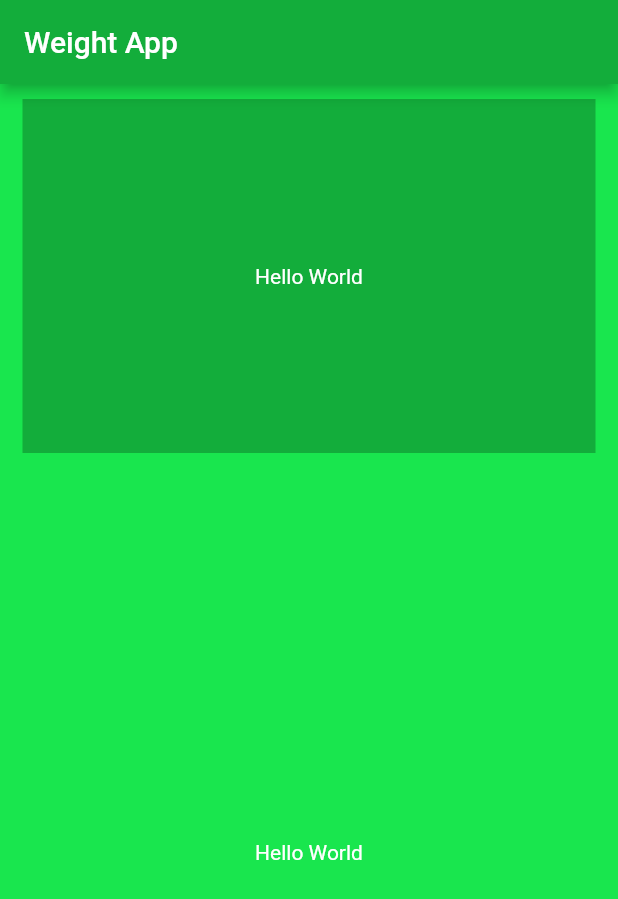
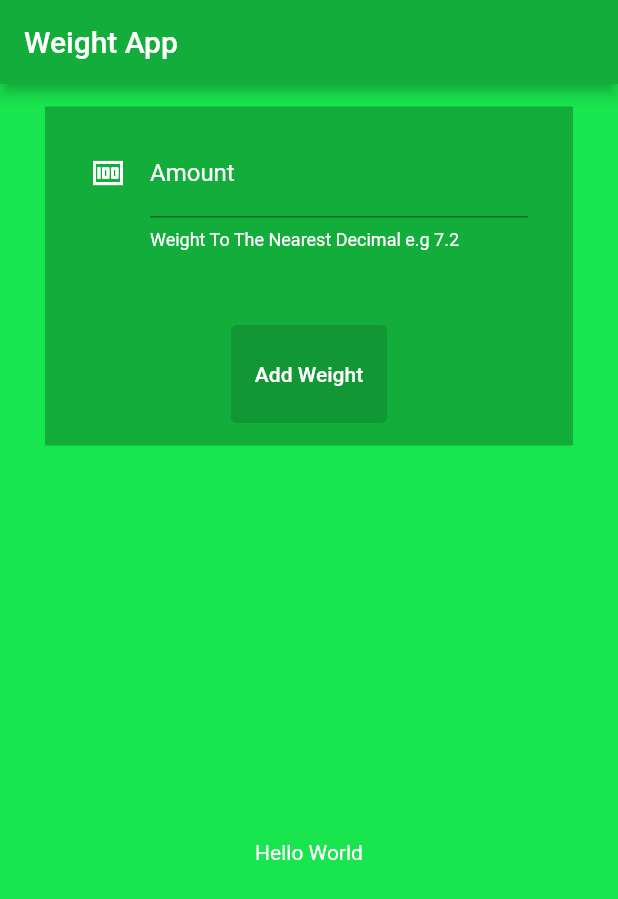
Before and after one commit to doshexchnage/flutter_nodejs_test, a Flutter app: the screen it shows after launch, on a phone screen of 412 x 824 dp. Shown: the top 899 px of the screen. Run offline on Flutter 3.47's test engine with Material 2 defaults, Android fonts, the phone set to English and light mode, and no system bars; our stand-ins replace bloc, equatable, flutter_bloc, formz.

Commit message:
Added network package to app, updated weight Model

```diff
--- a/weight_app/lib/bloc/user_weight/add weight/add_weight_event.dart
+++ b/weight_app/lib/bloc/user_weight/add weight/add_weight_event.dart
@@ -16,4 +16,7 @@ class WeightChanged extends AddWeightEvent {
   List<Object> get props => [weight];
 }
 
+
 class WeightUnfocused extends AddWeightEvent {}
+
+class FormSubmitted extends AddWeightEvent  {}
--- a/weight_app/lib/models/user_model.dart
+++ b/weight_app/lib/models/user_model.dart
@@ -9,9 +9,9 @@ class UserLogin {
   int? age;
 
   factory UserLogin.fromJson(Map<String, dynamic> json) => UserLogin(
-      userID: json["id"],
-      userName: json["firstname"],
-      age: json["lastname"]);
+      userID: json["userId"],
+      userName: json["userId"],
+      age: json["age"]);
 
   Map<String, dynamic> toJson() => {
         "userID": userID,
--- a/weight_app/lib/ui/home.dart
+++ b/weight_app/lib/ui/home.dart
@@ -1,7 +1,10 @@
 // ignore_for_file: prefer_const_constructors_in_immutables
 
 import 'package:flutter/material.dart';
+import 'package:flutter_bloc/flutter_bloc.dart';
+import 'package:weight_app/bloc/user_weight/add%20weight/add_weight_bloc.dart';
 import 'package:weight_app/models/constants.dart';
+import 'package:weight_app/ui/widgets/weight_form.dart';
 
 class HomePage extends StatefulWidget {
   HomePage({Key? key, required this.title}) : super(key: key);
@@ -27,13 +30,14 @@ class _HomePageState extends State<HomePage> {
                   flex: 1,
                   child: Container(
                     margin:
-                        EdgeInsets.symmetric(vertical: 10.0, horizontal: 15.0),
+                        EdgeInsets.symmetric(vertical: 15.0, horizontal: 30.0),
+                    padding:
+                        EdgeInsets.symmetric(vertical: 15.0, horizontal: 30.0),
                     width: double.infinity,
                     height: double.infinity,
-                    child: Center(
-                      child: Text('Hello World',
-                          style: TextStyle(color: primaryColor)),
-                    ),
+                    child: BlocProvider(
+                        create: (context) => AddWeightBloc(),
+                        child: AddWeightForm()),
                     color: secondaryColor,
                   )),
               Expanded(
--- a/weight_app/lib/ui/widgets/weight_form.dart
+++ b/weight_app/lib/ui/widgets/weight_form.dart
@@ -2,8 +2,9 @@
 
 import 'package:flutter/material.dart';
 import 'package:flutter_bloc/flutter_bloc.dart';
+import 'package:formz/formz.dart';
 import 'package:weight_app/bloc/user_weight/add%20weight/add_weight_bloc.dart';
-
+import 'package:weight_app/models/constants.dart';
 
 class AddWeightForm extends StatefulWidget {
   AddWeightForm({Key? key}) : super(key: key);
@@ -13,9 +14,31 @@ class AddWeightForm extends StatefulWidget {
 }
 
 class _AddWeightFormState extends State<AddWeightForm> {
+  final _weightFocusNode = FocusNode();
+
+  @override
+  void initState() {
+    super.initState();
+    _weightFocusNode.addListener(() {
+      if (!_weightFocusNode.hasFocus) {
+        context.read<AddWeightBloc>().add(WeightUnfocused());
+        // FocusScope.of(context).requestFocus(_ageFocusNode);
+      }
+    });
+  }
+
   @override
   Widget build(BuildContext context) {
-    return Container();
+    return Column(
+      mainAxisAlignment: MainAxisAlignment.center,
+      crossAxisAlignment: CrossAxisAlignment.center,
+      children: [
+        Expanded(
+            flex: 2,
+            child: WeightInput(key: widget.key, focusNode: _weightFocusNode)),
+        Expanded(flex: 1, child: SubmitButton(key: widget.key))
+      ],
+    );
   }
 }
 
@@ -24,21 +47,18 @@ class WeightInput extends StatelessWidget {
 
   final FocusNode focusNode;
 
-
   @override
   Widget build(BuildContext context) {
     return BlocBuilder<AddWeightBloc, AddWeightState>(
       builder: (context, state) {
         return TextFormField(
-
           initialValue: state.weight.value,
           focusNode: focusNode,
           decoration: InputDecoration(
             labelStyle: TextStyle(color: Colors.white),
             helperStyle: TextStyle(color: Colors.white),
             icon: const Icon(Icons.money, color: Colors.white),
-            helperText:
-            '''Weight To The Nearest Decimal e.g 7.2''',
+            helperText: '''Weight To The Nearest Decimal e.g 7.2''',
             helperMaxLines: 2,
             labelText: 'Amount',
             errorMaxLines: 2,
@@ -56,3 +76,31 @@ class WeightInput extends StatelessWidget {
     );
   }
 }
+
+class SubmitButton extends StatelessWidget {
+  const SubmitButton({Key? key}) : super(key: key);
+
+  @override
+  Widget build(BuildContext context) {
+    return BlocBuilder<AddWeightBloc, AddWeightState>(
+      buildWhen: (previous, current) => previous.status != current.status,
+      builder: (context, state) {
+        return ElevatedButton(
+          style: ElevatedButton.styleFrom(
+            primary: bgColor,
+          ),
+          onPressed: state.status.isValidated
+              ? () => context.read<AddWeightBloc>().add(FormSubmitted())
+              : null,
+          // style: ElevatedButton.styleFrom(
+          //   onSurface: Colors.blue,
+          // ),
+          child: const Text(
+            'Add Weight',
+            style: TextStyle(color: Colors.white),
+          ),
+        );
+      },
+    );
+  }
+}
--- a/weight_app/network_package/network_req/lib/network_req.dart
+++ b/weight_app/network_package/network_req/lib/network_req.dart
@@ -10,8 +10,6 @@ export 'src/api_files/login.dart';
 export 'src/api_files/weight.dart';
 
 // Models
-
-
 export 'src/api_files/models/registration.dart';
 export 'src/api_files/models/login.dart';
 export 'src/api_files/models/weights.dart';
--- a/weight_app/network_package/network_req/lib/src/api_files/models/login.dart
+++ b/weight_app/network_package/network_req/lib/src/api_files/models/login.dart
@@ -9,5 +9,5 @@ class UserLoginResponseModel {
   UserLoginResponseModel(this.response, this.data);
 
   UserLoginResponse response;
-  Map<String, dynamic> data;
+  Map<String, dynamic>? data;
 }
--- a/weight_app/network_package/network_req/pubspec.yaml
+++ b/weight_app/network_package/network_req/pubspec.yaml
@@ -14,6 +14,7 @@ dev_dependencies:
   lints: ^1.0.0
   test: ^1.16.0
 dependencies:
+
   http: ^0.13.4
   path: ^1.8.0
   crypt: ^4.0.1
--- a/weight_app/pubspec.yaml
+++ b/weight_app/pubspec.yaml
@@ -33,6 +33,9 @@ dependencies:
 
   # The following adds the Cupertino Icons font to your application.
   # Use with the CupertinoIcons class for iOS style icons.
+  network_req:
+    path: network_package/network_req
+
   cupertino_icons: ^1.0.2
   flutter_bloc: ^8.0.1
   formz: ^0.4.1
```
Also changed, not shown: weight_app/lib/models/weight_model.dart (deleted, +0 -25 lines), weight_app/network_package/network_req/lib/src/api_files/login.dart (+3 -5 lines), weight_app/pubspec.lock.
